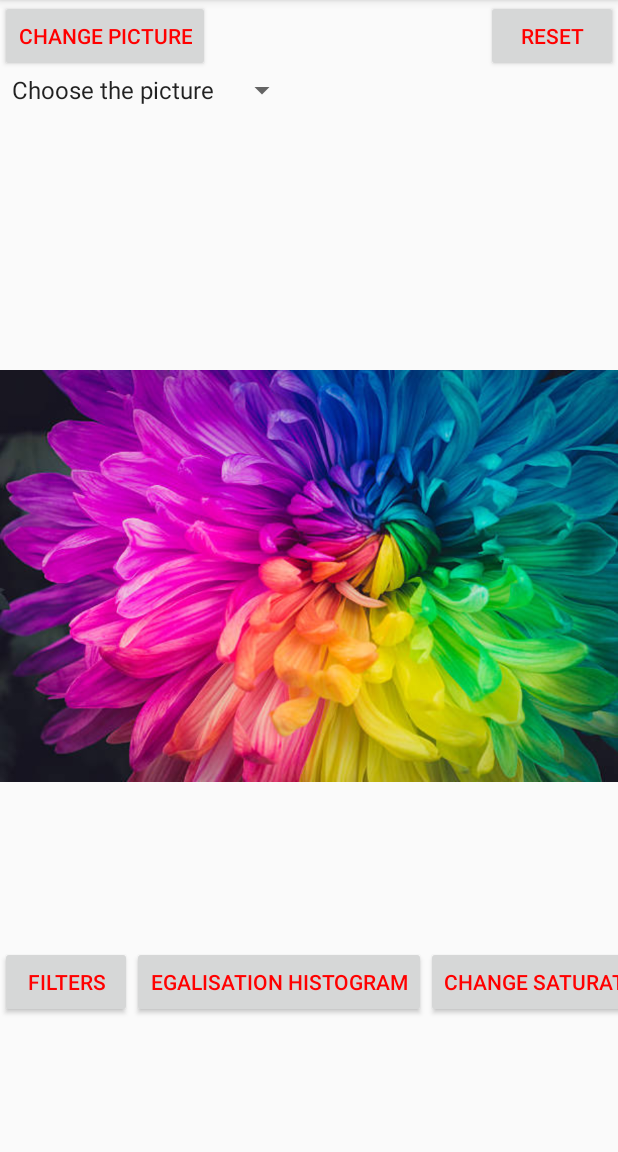
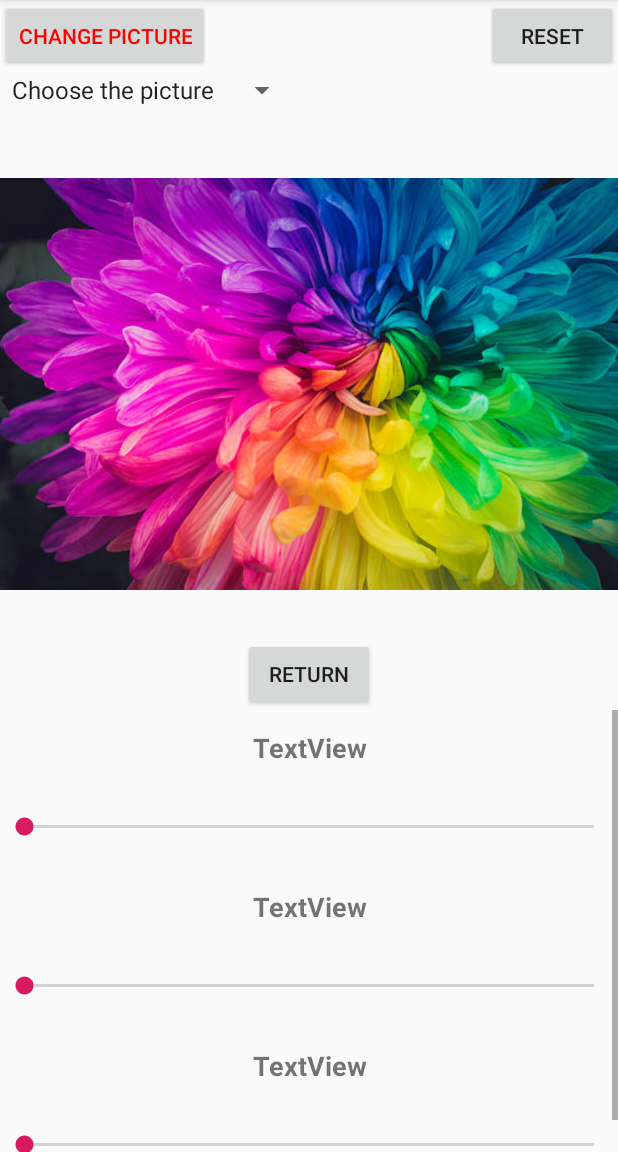
Before and after one commit to mustywzki/projettechL3Image, an Android app: the screen it shows after launch (MainActivity), after a tap on "FILTERS", on a phone screen of 412 x 824 dp, the part 84-1236 px from its top. Run offline under Robolectric (Android 15) with nearby library versions, the phone set to English and light mode, and no system bars; 1 statement that could not run was skipped.

Commit message:
linear extension et gris mis en place

```diff
--- a/app/src/main/java/com/mustywzki/projettechl3image/MainActivity.java
+++ b/app/src/main/java/com/mustywzki/projettechl3image/MainActivity.java
@@ -2,17 +2,28 @@ package com.mustywzki.projettechl3image;
 
 import androidx.appcompat.app.AppCompatActivity;
 
+import android.app.Activity;
 import android.graphics.Bitmap;
 import android.graphics.drawable.BitmapDrawable;
 import android.os.Bundle;
 import android.view.View;
 import android.widget.FrameLayout;
+import android.widget.HorizontalScrollView;
 import android.widget.ImageView;
+import android.widget.SeekBar;
 import android.widget.TextView;
 
+import com.mustywzki.projettechl3image.Algorithms.Contrast;
 import com.mustywzki.projettechl3image.Algorithms.Functions;
 
 public class MainActivity extends AppCompatActivity {
+
+    // Seekbar tab
+    private View slider_bars;
+    private FrameLayout buttons_view;
+    private HorizontalScrollView button_scroll;
+    private SeekBar bar1, bar2, bar3;
+    private boolean isSliding;
 
     public enum AlgorithmType {
         GRAY,
@@ -36,6 +47,7 @@ public class MainActivity extends AppCompatActivity {
     private ImageView imageView;
     private Bitmap currentBmp;
     private Bitmap processedBmp;
+    private Bitmap savedBmp;
 
     @Override
     protected void onCreate(Bundle savedInstanceState) {
@@ -48,27 +60,114 @@ public class MainActivity extends AppCompatActivity {
                 View.SYSTEM_UI_FLAG_IMMERSIVE);
 
         imageView = findViewById(R.id.picture);
+        slider_bars = View.inflate(this,R.layout.seekbar_view,null);
+        button_scroll = findViewById(R.id.button_scroll);
+        buttons_view = findViewById(R.id.button_view);
 
         currentBmp = ((BitmapDrawable) imageView.getDrawable()).getBitmap();
+        savedBmp = currentBmp;
+
+        setSeekBar();
+
+    }
+
+    public void setSeekBar(){
+        // Option sliders listeners
+        bar1 = slider_bars.findViewById(R.id.seekBar1);
+        bar2 = slider_bars.findViewById(R.id.seekBar2);
+        bar3 = slider_bars.findViewById(R.id.seekBar3);
+        isSliding = false;
+
+        bar1.setOnSeekBarChangeListener(new SeekBar.OnSeekBarChangeListener() {
+            @Override
+            public void onProgressChanged(SeekBar seekBar, int progress, boolean fromUser) {
+                if (isSliding)
+                    applyProcessings();
+            }
+
+            @Override
+            public void onStartTrackingTouch(SeekBar seekBar) {
+                isSliding = true;
+            }
+
+            @Override
+            public void onStopTrackingTouch(SeekBar seekBar) {
+                isSliding = false;
+            }
+
+        });
+        bar2.setOnSeekBarChangeListener(new SeekBar.OnSeekBarChangeListener() {
+            @Override
+            public void onProgressChanged(SeekBar seekBar, int progress, boolean fromUser) {
+                if (isSliding)
+                    applyProcessings();
+            }
+
+            @Override
+            public void onStartTrackingTouch(SeekBar seekBar) {
+                isSliding = true;
+            }
+
+            @Override
+            public void onStopTrackingTouch(SeekBar seekBar) {
+                isSliding = false;
+            }
+
+        });
+        bar3.setOnSeekBarChangeListener(new SeekBar.OnSeekBarChangeListener() {
+            @Override
+            public void onProgressChanged(SeekBar seekBar, int progress, boolean fromUser) {
+                if (isSliding)
+                    applyProcessings();
+            }
+
+            @Override
+            public void onStartTrackingTouch(SeekBar seekBar) {
+                isSliding = true;
+            }
+
+            @Override
+            public void onStopTrackingTouch(SeekBar seekBar) {
+                isSliding = false;
+            }
+
+        });
+
+    }
+
+    // Fonction qui permet de load les seekbars pour être plus efficace (éviter la redondance)
+    public void seekbars_load(boolean visible1, String text1, int maxVal1, boolean visible2, String text2, int maxVal2, boolean visible3, String text3, int maxVal3) {
+        TextView t1 = slider_bars.findViewById(R.id.textView1), t2 = slider_bars.findViewById(R.id.textView2), t3 = slider_bars.findViewById(R.id.textView3);
+        bar1.setVisibility(visible1 ? View.VISIBLE : View.INVISIBLE);
+        bar2.setVisibility(visible2 ? View.VISIBLE : View.INVISIBLE);
+        bar3.setVisibility(visible3 ? View.VISIBLE : View.INVISIBLE);
+
+        bar1.setMax(maxVal1);
+        bar2.setMax(maxVal2);
+        bar3.setMax(maxVal3);
+
+        t1.setText(text1);
+        t2.setText(text2);
+        t3.setText(text3);
     }
 
     public void onClickAlgorithms(View v) {
         switch (v.getId()) {
             case R.id.gray_button:
                 currentAlgorithm = AlgorithmType.GRAY;
-                //seekbars_load(true,"Red",100,true,"Green",100,true,"Blue",100);
+                seekbars_load(true,"Red",100,true,"Green",100,true,"Blue",100);
                 // Default bars
-                /* bar1.setProgress(30);
-                bar2.setProgress(11);
-                bar3.setProgress(59); */
+                bar1.setProgress(30);
+                bar2.setProgress(59);
+                bar3.setProgress(11);
                 break;
             case R.id.random_button:
                 currentAlgorithm = AlgorithmType.COLORIZE;
-                //seekbars_load(true,"Hue",359,false,"",1,false, "",1);
+                seekbars_load(true,"Hue",359,false,"",1,false, "",1);
                 break;
             case R.id.selected_color_button:
                 currentAlgorithm = AlgorithmType.COLOR_RANGE;
-                //seekbars_load(true,"Hue",359,true,"Chroma Key",180,false,"",1);
+                seekbars_load(true,"Hue",359,true,"Chroma Key",180,false,"",1);
                 break;
             case R.id.filter_button:
                 //currentAlgorithm = AlgorithmType.CONVOLUTION;
@@ -77,7 +176,7 @@ public class MainActivity extends AppCompatActivity {
                 break;
             case R.id.linear_transformation_button:
                 currentAlgorithm = AlgorithmType.DYNAMIC_EXTENSION;
-                //seekbars_load(false,"",1,false,"",1,false,"",1);
+                seekbars_load(false,"",1,false,"",1,false,"",1);
                 break;
             case R.id.egalisation_histogram_button:
                 currentAlgorithm = AlgorithmType.HIST_EQUALIZER;
@@ -88,6 +187,10 @@ public class MainActivity extends AppCompatActivity {
                 break;
         }
         applyProcessings();
+
+        // Change layout
+        buttons_view.removeAllViews();
+        buttons_view.addView(slider_bars);
     }
 
     public void applyProcessings(){
@@ -95,19 +198,19 @@ public class MainActivity extends AppCompatActivity {
         switch (currentAlgorithm){
             case GRAY:
                 processedBmp = currentBmp.copy(currentBmp.getConfig(), true);
-                //Functions.toGray(processedBmp,bar1.getProgress()/100.0,bar2.getProgress()/100.0,bar3.getProgress()/100.0);
+                Functions.toGray(processedBmp,bar1.getProgress()/100.0,bar2.getProgress()/100.0,bar3.getProgress()/100.0);
                 break;
             case COLORIZE:
                 processedBmp = currentBmp.copy(currentBmp.getConfig(), true);
-                //Functions.colorize(processedBmp,bar1.getProgress());
+                Functions.colorize(processedBmp,bar1.getProgress());
                 break;
             case COLOR_RANGE:
                 processedBmp = currentBmp.copy(currentBmp.getConfig(),true);
-                //Functions.keepColor(processedBmp,bar1.getProgress(),bar2.getProgress());
+                Functions.keepColor(processedBmp,bar1.getProgress(),bar2.getProgress());
                 break;
             case DYNAMIC_EXTENSION:
                 processedBmp = currentBmp.copy(currentBmp.getConfig(), true);
-                //Functions.computeDynamicLinearExtension(Utils.getHistogram(processedBmp),processedBmp);
+                Contrast.linear_transformation(processedBmp);
                 break;
             case HIST_EQUALIZER:
                 processedBmp = currentBmp.copy(currentBmp.getConfig(),true);
@@ -119,6 +222,22 @@ public class MainActivity extends AppCompatActivity {
 
         }
         imageView.setImageBitmap(processedBmp);
-        currentBmp = processedBmp;
     }
+
+    public void onClickReset(View v){
+        currentBmp = savedBmp;
+        processedBmp = savedBmp;
+        imageView.setImageBitmap(savedBmp);
+    }
+
+    public void onClickReturn(View v) {
+        switch (v.getId()) {
+            case R.id.backButton:
+                currentAlgorithm = null;
+                currentBmp = processedBmp;
+                buttons_view.removeAllViews();
+                buttons_view.addView(button_scroll);
+        }
+    }
+
 }
--- a/app/src/main/res/layout/activity_main.xml
+++ b/app/src/main/res/layout/activity_main.xml
@@ -40,8 +40,8 @@
             style="@style/Widget.AppCompat.Button"
             android:layout_width="wrap_content"
             android:layout_height="wrap_content"
+            android:onClick="onClickReset"
             android:text="@string/reset_c_button"
-            android:textColor="#FF0000"
             app:layout_constraintBottom_toTopOf="@+id/picture"
             app:layout_constraintEnd_toEndOf="parent"
             app:layout_constraintTop_toTopOf="parent"
@@ -57,16 +57,23 @@
             app:layout_constraintBottom_toBottomOf="parent"
             app:layout_constraintEnd_toEndOf="parent"
             app:layout_constraintStart_toStartOf="@+id/spinner_change_picture"
-            app:layout_constraintTop_toTopOf="parent" />
+            app:layout_constraintTop_toTopOf="parent"
+            app:layout_constraintVertical_bias="0.24000001" />
 
-        <HorizontalScrollView
-            android:layout_width="wrap_content"
-            android:layout_height="wrap_content"
+        <FrameLayout
+            android:id="@+id/button_view"
+            android:layout_width="0dp"
+            android:layout_height="0dp"
+            android:layout_marginTop="32dp"
             app:layout_constraintBottom_toBottomOf="parent"
             app:layout_constraintEnd_toEndOf="parent"
             app:layout_constraintStart_toStartOf="parent"
-            app:layout_constraintTop_toBottomOf="@+id/picture"
-            app:layout_constraintVertical_bias="0.55">
+            app:layout_constraintTop_toBottomOf="@+id/picture">
+
+            <HorizontalScrollView
+                android:id="@+id/button_scroll"
+                android:layout_width="wrap_content"
+                android:layout_height="wrap_content">
 
                 <LinearLayout
                     android:layout_width="wrap_content"
@@ -76,7 +83,7 @@
                         android:id="@+id/filter_button"
                         android:layout_width="wrap_content"
                         android:layout_height="wrap_content"
-                    android:onClick="onClickProcessings"
+                        android:onClick="onClickAlgorithms"
                         android:text="@string/filter_button"
                         android:textColor="#FF0000" />
 
@@ -84,7 +91,7 @@
                         android:id="@+id/egalisation_histogram_button"
                         android:layout_width="wrap_content"
                         android:layout_height="wrap_content"
-                    android:onClick="onClickProcessings"
+                        android:onClick="onClickAlgorithms"
                         android:text="@string/egalisation_histogram_button"
                         android:textColor="#FF0000" />
 
@@ -92,7 +99,7 @@
                         android:id="@+id/saturation_button"
                         android:layout_width="wrap_content"
                         android:layout_height="wrap_content"
-                    android:onClick="onClickProcessings"
+                        android:onClick="onClickAlgorithms"
                         android:text="@string/saturation_button"
                         android:textColor="#FF0000" />
 
@@ -100,7 +107,7 @@
                         android:id="@+id/brightness_button"
                         android:layout_width="wrap_content"
                         android:layout_height="wrap_content"
-                    android:onClick="onClickProcessings"
+                        android:onClick="onClickAlgorithms"
                         android:text="@string/brightness_button"
                         android:textColor="#FF0000" />
 
@@ -108,7 +115,7 @@
                         android:id="@+id/selected_color_button"
                         android:layout_width="wrap_content"
                         android:layout_height="wrap_content"
-                    android:onClick="onClickProcessings"
+                        android:onClick="onClickAlgorithms"
                         android:text="@string/selected_color_button"
                         android:textColor="#FF0000" />
 
@@ -116,7 +123,7 @@
                         android:id="@+id/random_button"
                         android:layout_width="wrap_content"
                         android:layout_height="wrap_content"
-                    android:onClick="onClickProcessings"
+                        android:onClick="onClickAlgorithms"
                         android:text="@string/random_button"
                         android:textColor="#FF0000" />
 
@@ -125,29 +132,35 @@
                         android:layout_width="wrap_content"
                         android:layout_height="wrap_content"
                         android:onClick="onClickAlgorithms"
-                    android:text="@string/negative_button"
-                    android:textColor="#FF0000" />
+                        android:text="@string/negative_button" />
 
                     <Button
                         android:id="@+id/linear_transformation_button"
                         android:layout_width="wrap_content"
                         android:layout_height="wrap_content"
-                    android:onClick="onClickProcessings"
-                    android:text="@string/linear_transformation_button"
-                    android:textColor="#FF0000" />
+                        android:onClick="onClickAlgorithms"
+                        android:text="@string/linear_transformation_button"/>
 
                     <Button
                         android:id="@+id/gray_button"
                         android:layout_width="wrap_content"
                         android:layout_height="wrap_content"
-                    android:onClick="onClickProcessings"
-                    android:text="@string/gray_button"
-                    android:textColor="#FF0000" />
+                        android:onClick="onClickAlgorithms"
+                        android:text="@string/gray_button"/>
 
                 </LinearLayout>
 
             </HorizontalScrollView>
 
+            <Space
+                android:layout_width="wrap_content"
+                android:layout_height="wrap_content" />
+
+            <Space
+                android:layout_width="wrap_content"
+                android:layout_height="wrap_content" />
+        </FrameLayout>
+
 
     </androidx.constraintlayout.widget.ConstraintLayout>
 
--- /dev/null
+++ b/app/src/main/res/layout/seekbar_view.xml
@@ -0,0 +1,68 @@
+<?xml version="1.0" encoding="utf-8"?>
+<LinearLayout xmlns:android="http://schemas.android.com/apk/res/android"
+    android:orientation="vertical" android:layout_width="match_parent"
+    android:layout_height="match_parent">
+
+    <Button
+        android:id="@+id/backButton"
+        android:layout_width="wrap_content"
+        android:layout_height="wrap_content"
+        android:layout_gravity="center"
+        android:onClick="onClickReturn"
+        android:text="@string/return_button" />
+
+    <ScrollView
+        android:layout_width="match_parent"
+        android:layout_height="match_parent">
+
+        <LinearLayout
+            android:layout_width="match_parent"
+            android:layout_height="wrap_content"
+            android:orientation="vertical">
+
+            <TextView
+                android:id="@+id/textView1"
+                android:layout_width="match_parent"
+                android:layout_height="50dp"
+                android:gravity="center"
+                android:text="TextView"
+                android:textSize="18sp"
+                android:textStyle="bold" />
+
+            <SeekBar
+                android:id="@+id/seekBar1"
+                android:layout_width="match_parent"
+                android:layout_height="56dp" />
+
+            <TextView
+                android:id="@+id/textView2"
+                android:layout_width="match_parent"
+                android:layout_height="50dp"
+                android:gravity="center"
+                android:text="TextView"
+                android:textSize="18sp"
+                android:textStyle="bold" />
+
+            <SeekBar
+                android:id="@+id/seekBar2"
+                android:layout_width="match_parent"
+                android:layout_height="56dp" />
+
+            <TextView
+                android:id="@+id/textView3"
+                android:layout_width="match_parent"
+                android:layout_height="50dp"
+                android:gravity="center"
+                android:text="TextView"
+                android:textSize="18sp"
+                android:textStyle="bold" />
+
+            <SeekBar
+                android:id="@+id/seekBar3"
+                android:layout_width="match_parent"
+                android:layout_height="56dp" />
+
+        </LinearLayout>
+    </ScrollView>
+
+</LinearLayout>
```
Also changed, not shown: app/src/main/java/com/mustywzki/projettechl3image/Algorithms/Contrast.java (+17 -29 lines). Lines whose indentation alone changed are shown as unchanged.
